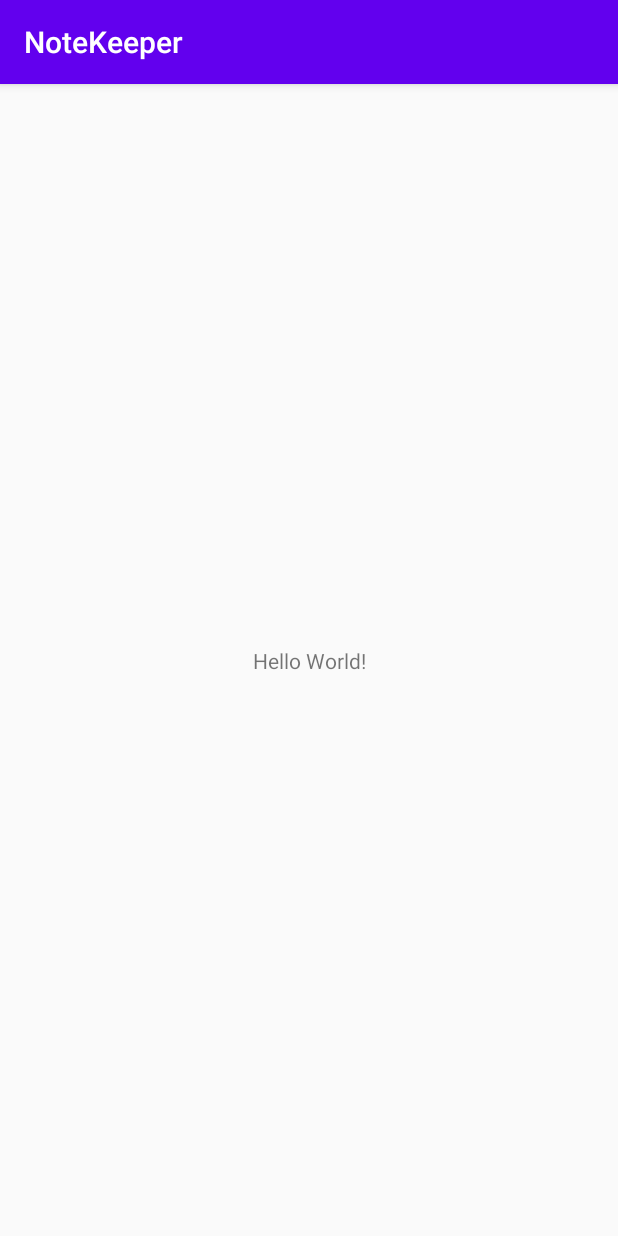
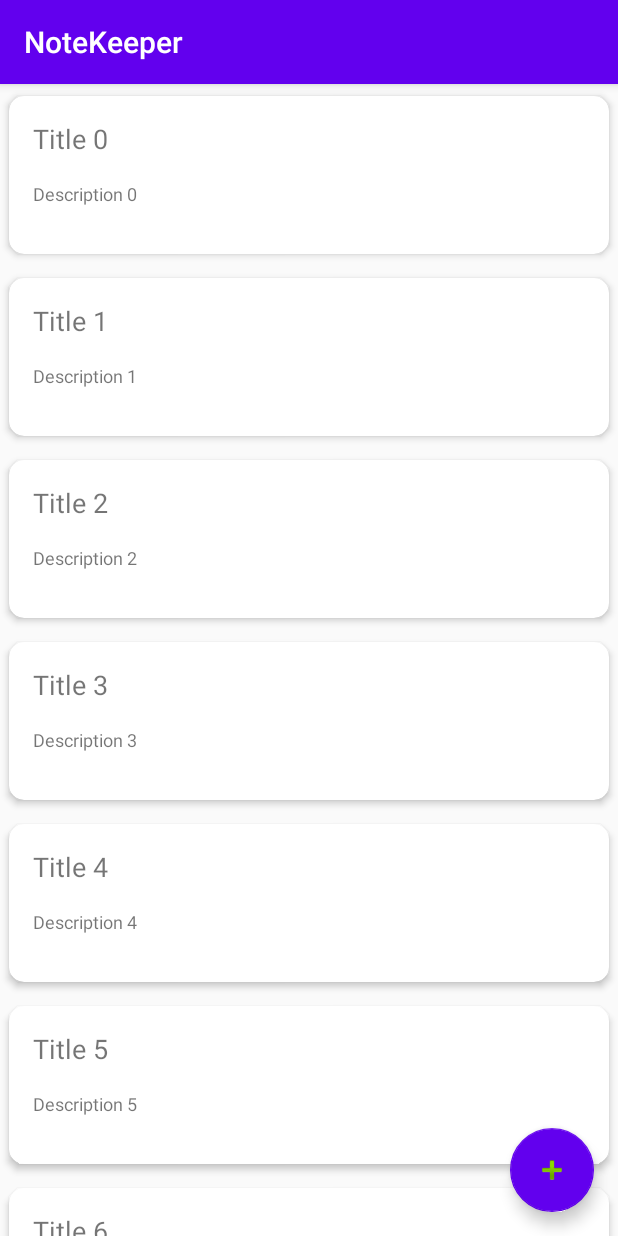
Before and after one commit to vishalambre/NoteKeeper, an Android app: the screen it shows after launch (NoteListActivity), on a phone screen of 412 x 824 dp. Run offline under Robolectric (Android 15) with nearby library versions, the phone set to English and light mode, and no system bars; our stand-ins replace data binding.

```diff
--- a/app/build.gradle
+++ b/app/build.gradle
@@ -23,6 +23,10 @@ android {
         }
     }
 
+    dataBinding {
+        enabled = true
+    }
+
 }
 
 dependencies {
@@ -34,4 +38,7 @@ dependencies {
     testImplementation 'junit:junit:4.12'
     androidTestImplementation 'androidx.test.ext:junit:1.1.1'
     androidTestImplementation 'androidx.test.espresso:espresso-core:3.2.0'
+    implementation 'androidx.recyclerview:recyclerview:1.1.0'
+    implementation 'androidx.cardview:cardview:1.0.0'
+    implementation 'com.google.android.material:material:1.1.0'
 }
--- a/app/src/main/AndroidManifest.xml
+++ b/app/src/main/AndroidManifest.xml
@@ -9,13 +9,14 @@
         android:roundIcon="@mipmap/ic_launcher_round"
         android:supportsRtl="true"
         android:theme="@style/AppTheme">
-        <activity android:name=".ui.NoteListActivity">
+        <activity android:name=".ui.notelist.NoteListActivity">
             <intent-filter>
                 <action android:name="android.intent.action.MAIN" />
 
                 <category android:name="android.intent.category.LAUNCHER" />
             </intent-filter>
         </activity>
+        <activity android:name=".ui.newnote.NewNoteActivity" />
     </application>
 
 </manifest>
--- a/app/src/main/java/com/vishal/notekeeper/data/Note.kt
+++ b/app/src/main/java/com/vishal/notekeeper/data/Note.kt
@@ -1,3 +1,3 @@
 package com.vishal.notekeeper.data
 
-data class Note(val title:String, val content:String)
+data class Note(val title:String, val description:String)
--- /dev/null
+++ b/app/src/main/java/com/vishal/notekeeper/extensionutils/contextextensions.kt
@@ -0,0 +1,10 @@
+package com.vishal.notekeeper.extensionutils
+
+import android.app.Activity
+import android.content.Context
+import android.content.Intent
+
+inline fun <reified T: Activity> Context.startActivity(){
+    startActivity(intent<T>())
+}
+inline fun <reified T:Activity> Context.intent() =  Intent(this,T::class.java)
--- a/app/src/main/java/com/vishal/notekeeper/ui/NoteListActivity.kt
+++ /dev/null
@@ -1,13 +0,0 @@
-package com.vishal.notekeeper.ui
-
-import androidx.appcompat.app.AppCompatActivity
-import android.os.Bundle
-import com.vishal.notekeeper.R
-
-class NoteListActivity : AppCompatActivity() {
-
-    override fun onCreate(savedInstanceState: Bundle?) {
-        super.onCreate(savedInstanceState)
-        setContentView(R.layout.activity_note_list)
-    }
-}
--- /dev/null
+++ b/app/src/main/java/com/vishal/notekeeper/ui/newnote/NewNoteActivity.kt
@@ -0,0 +1,15 @@
+package com.vishal.notekeeper.ui.newnote
+
+import android.os.Bundle
+import androidx.appcompat.app.AppCompatActivity
+import androidx.databinding.DataBindingUtil
+import com.vishal.notekeeper.R
+import com.vishal.notekeeper.databinding.ActivityNewNoteBinding
+
+class NewNoteActivity: AppCompatActivity() {
+    private lateinit var binding:ActivityNewNoteBinding
+    override fun onCreate(savedInstanceState: Bundle?) {
+        super.onCreate(savedInstanceState)
+        binding = DataBindingUtil.setContentView(this, R.layout.activity_new_note)
+    }
+}
--- /dev/null
+++ b/app/src/main/java/com/vishal/notekeeper/ui/notelist/NoteListActivity.kt
@@ -0,0 +1,42 @@
+package com.vishal.notekeeper.ui.notelist
+
+import androidx.appcompat.app.AppCompatActivity
+import android.os.Bundle
+import androidx.databinding.DataBindingUtil
+import androidx.recyclerview.widget.LinearLayoutManager
+import com.vishal.notekeeper.R
+import com.vishal.notekeeper.data.Note
+import com.vishal.notekeeper.databinding.ActivityNoteListBinding
+import com.vishal.notekeeper.extensionutils.startActivity
+import com.vishal.notekeeper.ui.newnote.NewNoteActivity
+
+class NoteListActivity : AppCompatActivity() {
+    private lateinit var binding: ActivityNoteListBinding
+    override fun onCreate(savedInstanceState: Bundle?) {
+        super.onCreate(savedInstanceState)
+        binding = DataBindingUtil.setContentView(this, R.layout.activity_note_list)
+        initRecyclerView()
+        initListeners()
+    }
+
+    private fun initRecyclerView() {
+        val noteList = initializeDummyNoteList()
+        val noteListAdapter =
+            NoteListAdapter(noteList)
+        binding.rcvNoteList.apply {
+            layoutManager = LinearLayoutManager(this@NoteListActivity)
+            binding.rcvNoteList.adapter = noteListAdapter
+        }
+    }
+
+    private fun initializeDummyNoteList(): List<Note> {
+        val noteList = mutableListOf<Note>()
+        repeat(10) {
+            noteList.add(Note("Title $it", "Description $it"))
+        }
+        return noteList
+    }
+    private fun initListeners(){
+        binding.fabNewNote.setOnClickListener{startActivity<NewNoteActivity>()}
+    }
+}
--- /dev/null
+++ b/app/src/main/java/com/vishal/notekeeper/ui/notelist/NoteListAdapter.kt
@@ -0,0 +1,52 @@
+package com.vishal.notekeeper.ui.notelist
+
+import android.view.LayoutInflater
+import android.view.View
+import android.view.ViewGroup
+import android.widget.TextView
+import androidx.recyclerview.widget.RecyclerView
+import com.vishal.notekeeper.R
+import com.vishal.notekeeper.data.Note
+
+class NoteListAdapter(private val noteList: List<Note>) :
+    RecyclerView.Adapter<NoteListAdapter.NoteItemViewHolder>() {
+    override fun onCreateViewHolder(parent: ViewGroup, viewType: Int): NoteItemViewHolder {
+        val itemView =
+            LayoutInflater.from(parent.context).inflate(R.layout.item_note_list, parent, false)
+        return NoteItemViewHolder(itemView)
+    }
+
+    override fun getItemCount(): Int = noteList.size
+
+    override fun onBindViewHolder(holder: NoteItemViewHolder, position: Int) {
+        val note = noteList[position]
+        holder.setNoteDetails(note.title,note.description)
+    }
+
+    inner class NoteItemViewHolder(itemView: View) : RecyclerView.ViewHolder(itemView) {
+        private val tvNoteTitle: TextView = itemView.findViewById(R.id.tv_note_title)
+        private val tvNoteDescription: TextView = itemView.findViewById(R.id.tv_note_description)
+
+        /*
+        * setNoteDetails is exposed because it is mandatory to have both title and description
+        */
+        fun setNoteDetails(title:String,description:String){
+            setNoteTitle(title)
+            setNoteDescription(description)
+        }
+        /*
+        * setNoteTitle is private as only note title cannot be set as per requirement;
+        * if it changes this can be made public
+        */
+        private fun setNoteTitle(titleText:String){
+            tvNoteTitle.text = titleText
+        }
+        /*
+        * setNoteDescription is private as only note title cannot be set as per requirement;
+        * if it changes this can be made public
+        */
+        private fun setNoteDescription(descriptionText: String){
+            tvNoteDescription.text = descriptionText
+        }
+    }
+}
--- /dev/null
+++ b/app/src/main/res/layout/activity_new_note.xml
@@ -0,0 +1,13 @@
+<?xml version="1.0" encoding="utf-8"?>
+<layout xmlns:android="http://schemas.android.com/apk/res/android">
+
+    <LinearLayout
+        android:layout_width="match_parent"
+        android:layout_height="match_parent">
+
+        <TextView
+            android:layout_width="wrap_content"
+            android:layout_height="wrap_content"
+            android:text="Create new note"/>
+    </LinearLayout>
+</layout>
--- a/app/src/main/res/layout/activity_note_list.xml
+++ b/app/src/main/res/layout/activity_note_list.xml
@@ -1,18 +1,26 @@
 <?xml version="1.0" encoding="utf-8"?>
-<androidx.constraintlayout.widget.ConstraintLayout xmlns:android="http://schemas.android.com/apk/res/android"
+<layout xmlns:android="http://schemas.android.com/apk/res/android"
     xmlns:app="http://schemas.android.com/apk/res-auto"
-    xmlns:tools="http://schemas.android.com/tools"
-    android:layout_width="match_parent"
-    android:layout_height="match_parent"
-    tools:context=".ui.NoteListActivity">
+    xmlns:tools="http://schemas.android.com/tools">
 
-    <TextView
-        android:layout_width="wrap_content"
-        android:layout_height="wrap_content"
-        android:text="Hello World!"
-        app:layout_constraintBottom_toBottomOf="parent"
-        app:layout_constraintLeft_toLeftOf="parent"
-        app:layout_constraintRight_toRightOf="parent"
-        app:layout_constraintTop_toTopOf="parent" />
+    <FrameLayout
+        android:layout_width="match_parent"
+        android:layout_height="match_parent">
 
-</androidx.constraintlayout.widget.ConstraintLayout>
+        <androidx.recyclerview.widget.RecyclerView
+            android:id="@+id/rcv_note_list"
+            android:layout_width="match_parent"
+            android:layout_height="match_parent"
+            tools:listitem="@layout/item_note_list" />
+
+        <com.google.android.material.floatingactionbutton.FloatingActionButton
+            android:id="@+id/fab_new_note"
+            android:layout_width="wrap_content"
+            android:layout_height="wrap_content"
+            android:layout_gravity="end|bottom"
+            android:layout_margin="@dimen/grid_2"
+            android:contentDescription="@string/new_note"
+            android:src="@android:drawable/ic_input_add"
+            app:backgroundTint="@color/colorPrimary" />
+    </FrameLayout>
+</layout>
--- /dev/null
+++ b/app/src/main/res/layout/item_note_list.xml
@@ -0,0 +1,39 @@
+<?xml version="1.0" encoding="utf-8"?>
+<androidx.cardview.widget.CardView xmlns:android="http://schemas.android.com/apk/res/android"
+    xmlns:card_view="http://schemas.android.com/apk/res-auto"
+    xmlns:tools="http://schemas.android.com/tools"
+    android:layout_width="match_parent"
+    android:layout_height="wrap_content"
+    android:background="?android:attr/selectableItemBackground"
+    card_view:cardCornerRadius="@dimen/card_view_corner_radius"
+    card_view:cardElevation="@dimen/card_view_elevation"
+    card_view:cardUseCompatPadding="true">
+
+    <LinearLayout
+        android:layout_width="match_parent"
+        android:layout_height="wrap_content"
+        android:layout_margin="@dimen/grid_2"
+        android:orientation="vertical">
+
+        <TextView
+            android:id="@+id/tv_note_title"
+            android:layout_width="wrap_content"
+            android:layout_height="wrap_content"
+            android:ellipsize="end"
+            android:maxLines="1"
+            android:textSize="@dimen/note_heading"
+            tools:text="This is the title Test" />
+
+        <TextView
+            android:id="@+id/tv_note_description"
+            android:layout_width="wrap_content"
+            android:layout_height="wrap_content"
+            android:layout_marginTop="@dimen/grid_2"
+            android:layout_marginBottom="@dimen/grid_2"
+            android:ellipsize="end"
+            android:maxLines="2"
+            android:textSize="@dimen/note_description"
+            tools:text="This is a note description" />
+
+    </LinearLayout>
+</androidx.cardview.widget.CardView>
--- /dev/null
+++ b/app/src/main/res/values/dimens.xml
@@ -0,0 +1,10 @@
+<?xml version="1.0" encoding="utf-8"?>
+<resources>
+    <!--    Grid Dimens-->
+    <dimen name="grid_2">16dp</dimen>
+    <dimen name="card_view_corner_radius">10dp</dimen>
+    <dimen name="card_view_elevation">3dp</dimen>
+    <!--    String dimens-->
+    <dimen name="note_heading">18sp</dimen>
+    <dimen name="note_description">12sp</dimen>
+</resources>
--- a/app/src/main/res/values/strings.xml
+++ b/app/src/main/res/values/strings.xml
@@ -1,3 +1,4 @@
 <resources>
     <string name="app_name">NoteKeeper</string>
+    <string name="new_note">New Note</string>
 </resources>
```
